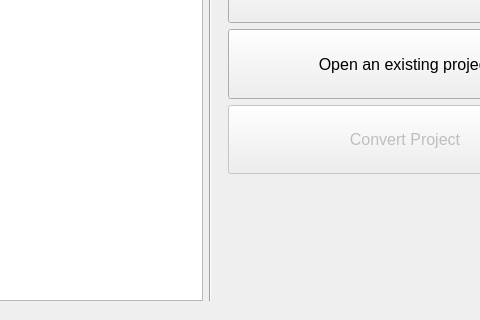
Before: the Qt Designer form src/noggit/ui/windows/projectSelection/NoggitProjectSelectionWindow.ui in Marlamin/noggit-red, drawn with Qt 5; both pictures show x 191 to 671 and y 96 to 416 of the 792 by 416 pixel window.
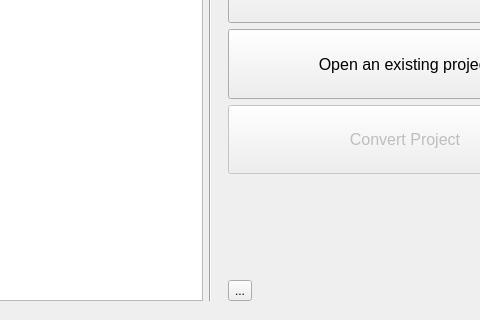
After: the same form once the commit is applied. Icons and pictures are not drawn.

```diff
--- a/src/noggit/ui/windows/projectSelection/NoggitProjectSelectionWindow.ui
+++ b/src/noggit/ui/windows/projectSelection/NoggitProjectSelectionWindow.ui
@@ -243,6 +243,13 @@
           </item>
            <item row="6" column="0">
              <layout class="QHBoxLayout" name="horizontalLayout_2">
+            <item>
+             <widget class="QToolButton" name="changelog_button">
+              <property name="text">
+               <string>...</string>
+              </property>
+             </widget>
+            </item>
                <item>
                  <spacer name="horizontalSpacer_2">
                    <property name="orientation">
```
Lines whose indentation alone changed are shown as unchanged.
